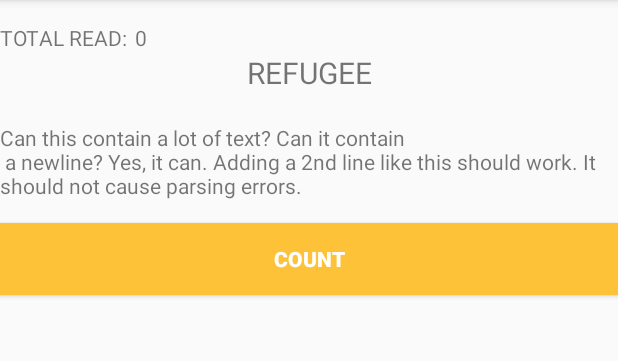
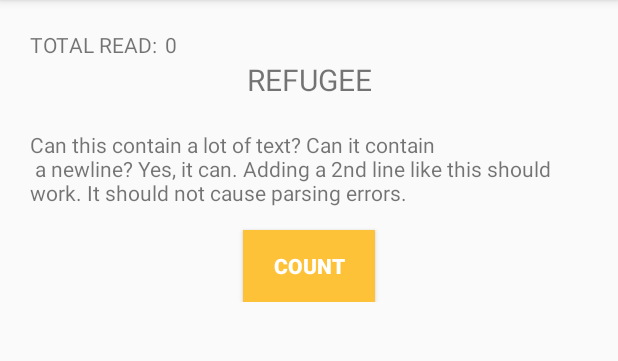
Before and after one commit to topsanjor/prayer, an Android app: the enPrayerDetailActivity screen opened directly, with no data from a screen before it, on a phone screen of 412 x 824 dp, the part 84-445 px from its top. Run offline under Robolectric (Android 15) with nearby library versions, the phone set to English and light mode, and no system bars.

Commit message:
change made to design ... about contact and etc

```diff
--- a/app/src/main/res/layout/activity_en_prayer_detail.xml
+++ b/app/src/main/res/layout/activity_en_prayer_detail.xml
@@ -10,16 +10,17 @@
     <android.support.design.widget.AppBarLayout
         android:layout_width="match_parent"
         android:layout_height="wrap_content">
-
         <include
             android:id="@+id/toolbar"
             layout="@layout/appbar"/>
-
     </android.support.design.widget.AppBarLayout>
 
-
     <LinearLayout
-        android:paddingTop="15dp"
+        android:padding="20dp"
+        android:orientation="vertical"
+        android:layout_width="match_parent"
+        android:layout_height="wrap_content">
+    <LinearLayout
         android:orientation="horizontal"
         android:layout_width="match_parent"
         android:layout_height="wrap_content">
@@ -64,7 +65,9 @@
         android:layout_marginTop="15dp"
         android:id="@+id/countbtn"
         android:text="@string/addcounttxt"
-        android:layout_width="match_parent"
+        android:layout_gravity="center"
+        android:layout_width="wrap_content"
         android:layout_height="wrap_content" />
 
+    </LinearLayout>
 </LinearLayout>
--- a/app/src/main/res/layout/otherapps.xml
+++ b/app/src/main/res/layout/otherapps.xml
@@ -13,15 +13,16 @@
     </android.support.design.widget.AppBarLayout>
 
     <LinearLayout
-        android:gravity="center"
+        android:padding="20dp"
         android:layout_width="match_parent"
         android:layout_height="match_parent">
 
         <TextView
+            android:textSize="@dimen/headersize"
             android:gravity="center"
             android:id="@+id/otherapps"
             android:layout_width="match_parent"
-            android:layout_height="wrap_content"
+            android:layout_height="match_parent"
             android:text="@string/otherappContent"
             android:textAllCaps="true"/>
 
--- a/app/src/main/res/values/strings.xml
+++ b/app/src/main/res/values/strings.xml
@@ -21,11 +21,11 @@
     <string name="moreappstxt">More Apps</string>
     <string name="fontsizetext">Adjust Font Size</string>
     <string name="aboutus">About Us</string>
-    <string name="otherappContent">Other Apps</string>
+    <string name="otherappContent">Coming Soon</string>
     <string name="contactemail">kotlab@gmail.com</string>
     <string name="aboutustxt">Kotlab is a survived not only five centuries, but also the leap into electronic typesetting, remaining essentially unchanged. It was popularised in the</string>
     <string name="addcounttxt">Count</string>
-    <string name="ematat">\@</string>
+    <string name="ematat">at</string>
     <string name="contactustxt">Contact us</string>
     <string name="otherapptxt">Other Apps</string>
 
```
Also changed, not shown: app/src/main/res/layout/activity_about.xml (+10 -0 lines).
